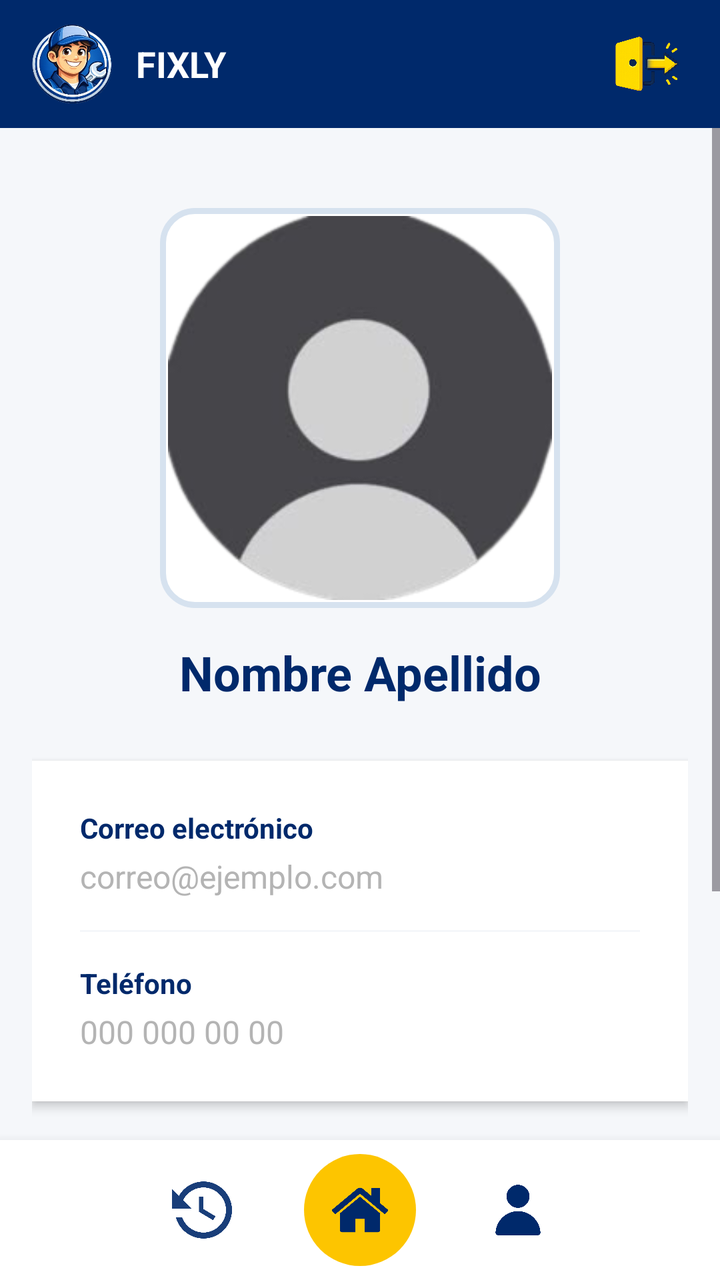
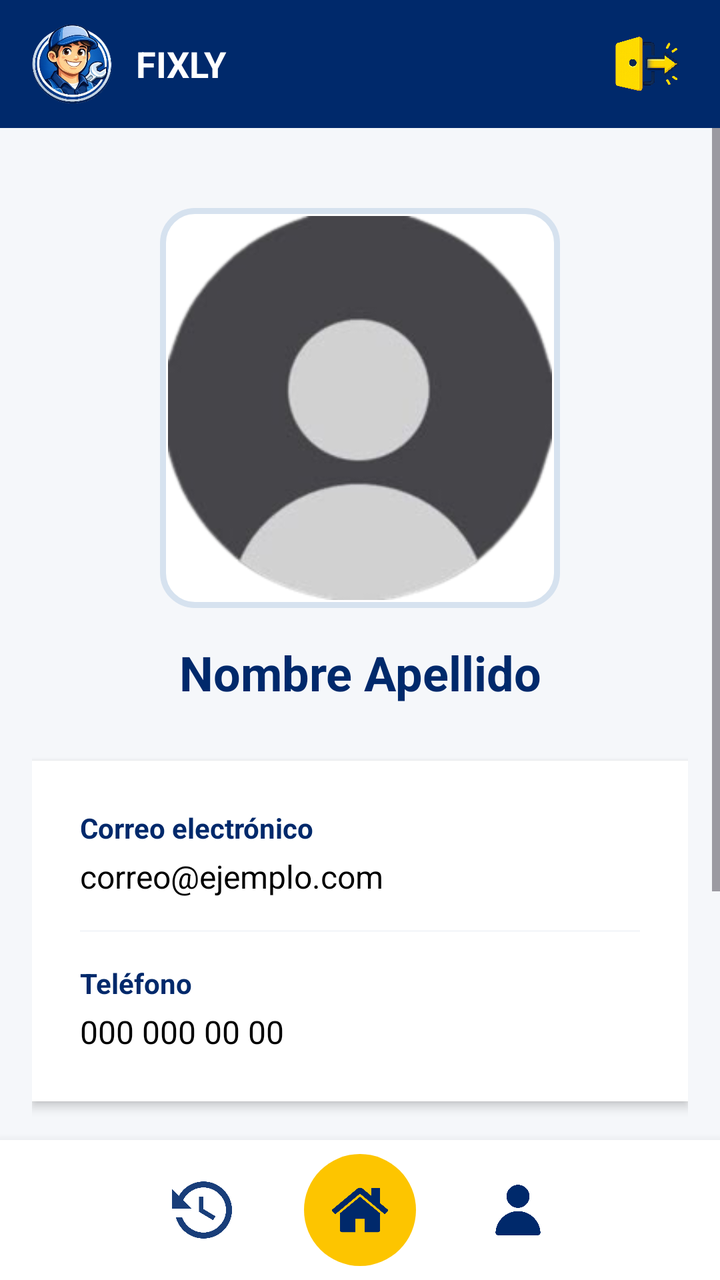

Two renders of the same Android screen: before a commit and after it. Below are the layout's source before the change and the commit's diff.
<!-- AndroidManifest.xml: application theme Theme.Fixly -->
<!-- res/layout/perfil_cliente.xml -->
<?xml version="1.0" encoding="utf-8"?>
<LinearLayout
    xmlns:android="http://schemas.android.com/apk/res/android"
    xmlns:app="http://schemas.android.com/apk/res-auto"
    android:id="@+id/main"
    android:layout_width="match_parent"
    android:layout_height="match_parent"
    android:orientation="vertical"
    android:background="@color/gris_fondo">

    <include layout="@layout/header"/>

    <ScrollView
        android:layout_width="match_parent"
        android:layout_height="0dp"
        android:layout_weight="1"
        android:fillViewport="true">

        <LinearLayout
            android:id="@+id/contenedor_contenido_perfil"
            android:layout_width="match_parent"
            android:layout_height="wrap_content"
            android:orientation="vertical"
            android:padding="16dp">

            <FrameLayout
                android:layout_width="200dp"
                android:layout_height="200dp"
                android:layout_gravity="center"
                android:background="@drawable/fondo_imagen_redondeada_perfil"
                android:padding="4dp"
                android:layout_marginTop="24dp">

                <ImageView
                    android:id="@+id/imagen_perfil_cliente"
                    android:layout_width="match_parent"
                    android:layout_height="match_parent"
                    android:scaleType="centerCrop"
                    android:background="@drawable/imagen_redondeada"
                    android:clipToOutline="true"
                    android:src="@drawable/ic_usuario_placeholder"/>
            </FrameLayout>

            
            <TextView
                android:id="@+id/texto_nombre_cliente"
                android:layout_width="match_parent"
                android:layout_height="wrap_content"
                android:text="Nombre Apellido"
                android:textStyle="bold"
                android:textSize="24sp"
                android:textColor="@color/azul_fixly"
                android:gravity="center"
                android:layout_marginTop="16dp"
                android:layout_marginBottom="28dp"/>

            
            <LinearLayout
                android:layout_width="match_parent"
                android:layout_height="wrap_content"
                android:orientation="vertical"
                android:background="@android:color/white"
                android:elevation="3dp"
                android:padding="8dp">

                
                <LinearLayout
                    android:layout_width="match_parent"
                    android:layout_height="wrap_content"
                    android:orientation="vertical"
                    android:padding="16dp">

                    <TextView
                        android:layout_width="wrap_content"
                        android:layout_height="wrap_content"
                        android:text="Correo electrónico"
                        android:textStyle="bold"
                        android:textColor="@color/azul_fixly"
                        android:textSize="14sp"/>

                    <TextView
                        android:id="@+id/texto_correo_cliente"
                        android:layout_width="wrap_content"
                        android:layout_height="wrap_content"
                        android:text="correo@ejemplo.com"
                        android:textSize="16sp"
                        android:textColor="@color/gris_texto"
                        android:layout_marginTop="4dp"/>
                </LinearLayout>

                
                <View
                    android:layout_width="match_parent"
                    android:layout_height="1dp"
                    android:background="@color/gris_fondo"
                    android:layout_marginHorizontal="16dp"/>

                
                <LinearLayout
                    android:layout_width="match_parent"
                    android:layout_height="wrap_content"
                    android:orientation="vertical"
                    android:padding="16dp">

                    <TextView
                        android:layout_width="wrap_content"
                        android:layout_height="wrap_content"
                        android:text="Teléfono"
                        android:textStyle="bold"
                        android:textColor="@color/azul_fixly"
                        android:textSize="14sp"/>

                    <TextView
                        android:id="@+id/texto_telefono_cliente"
                        android:layout_width="wrap_content"
                        android:layout_height="wrap_content"
                        android:text="000 000 00 00"
                        android:textSize="16sp"
                        android:textColor="@color/gris_texto"
                        android:layout_marginTop="4dp"/>
                </LinearLayout>

            </LinearLayout>

            <com.google.android.material.button.MaterialButton
                android:id="@+id/boton_editar_perfil_cliente"
                android:layout_width="match_parent"
                android:layout_height="wrap_content"
                android:layout_marginTop="32dp"
                android:backgroundTint="@color/azul_claro_fixly"
                android:text="Editar Perfil"
                android:textAllCaps="false"
                android:textColor="@color/azul_fixly"
                android:textStyle="bold"
                app:cornerRadius="0dp" />


            <com.google.android.material.button.MaterialButton
                android:id="@+id/boton_cambiar_contraseña_perfil_cliente"
                android:layout_width="match_parent"
                android:layout_height="wrap_content"
                android:layout_marginTop="16dp"
                android:layout_marginBottom="24dp"
                android:backgroundTint="@color/azul_claro_fixly"
                android:text="Cambiar contraseña"
                android:textAllCaps="false"
                android:textColor="@color/azul_fixly"
                android:textStyle="bold"
                app:cornerRadius="0dp" />

        </LinearLayout>

    </ScrollView>

    <include layout="@layout/bottom_nav"/>

</LinearLayout>
<!-- res/layout/header.xml (included above) -->
<?xml version="1.0" encoding="utf-8"?>
<LinearLayout xmlns:android="http://schemas.android.com/apk/res/android"
    xmlns:app="http://schemas.android.com/apk/res-auto"
    android:id="@+id/header_container"
    android:layout_width="match_parent"
    android:layout_height="64dp"
    android:background="@color/azul_fixly"
    android:gravity="center_vertical"
    android:paddingHorizontal="16dp"
    android:orientation="horizontal">

    <ImageView
        android:layout_width="40dp"
        android:layout_height="40dp"
        android:scaleType="fitCenter"
        android:src="@drawable/logo" />

    <TextView
        android:layout_width="0dp"
        android:layout_height="wrap_content"
        android:layout_marginStart="12dp"
        android:layout_weight="1"
        android:text="FIXLY"
        android:textColor="@android:color/white"
        android:textSize="18sp"
        android:textStyle="bold" />

    <ImageView
        android:id="@+id/imageView"
        android:layout_width="40dp"
        android:layout_height="40dp"
        app:srcCompat="@drawable/ic_cerrar_sesion" />

</LinearLayout>
<!-- res/layout/bottom_nav.xml (included above) -->
<?xml version="1.0" encoding="utf-8"?>
<LinearLayout xmlns:android="http://schemas.android.com/apk/res/android"
    xmlns:app="http://schemas.android.com/apk/res-auto"
    android:id="@+id/bottom_container"
    android:layout_width="match_parent"
    android:layout_height="70dp"
    android:background="@android:color/white"
    android:elevation="8dp"
    android:gravity="center"
    android:orientation="horizontal">

    <ImageView
        android:id="@+id/historial_barra_navegacion"
        android:layout_width="30dp"
        android:layout_height="30dp"
        android:src="@drawable/icono_solicitudes"
        android:tint="#00296b" />

    <FrameLayout
        android:id="@+id/home_barra_navegacion"
        android:layout_width="56dp"
        android:layout_height="56dp"
        android:layout_marginHorizontal="36dp"
        android:background="@drawable/bg_home">

        <ImageView
            android:layout_width="28dp"
            android:layout_height="28dp"
            android:layout_gravity="center"
            android:src="@drawable/icono_home"
            app:tint="#00296b" />
    </FrameLayout>

    <ImageView
        android:id="@+id/perfil_barra_navegacion"
        android:layout_width="30dp"
        android:layout_height="30dp"
        android:src="@drawable/icono_usuario"
        app:tint="#00296b" />

</LinearLayout>
<!-- resources referenced by this layout -->
<resources>
  <color name="azul_claro_fixly">#d6e2ef</color>
  <color name="azul_fixly">#00296b</color>
  <color name="gris_fondo">#f5f7fa</color>
  <color name="gris_texto">#b4b4b4</color>
  <!-- drawable bg_home (drawable) -->
  <?xml version="1.0" encoding="utf-8"?>
  <shape xmlns:android="http://schemas.android.com/apk/res/android"
      android:shape="oval">
      <solid android:color="#fdc500"/>
  </shape>
  <!-- drawable fondo_imagen_redondeada_perfil (drawable) -->
  <shape xmlns:android="http://schemas.android.com/apk/res/android">
      <solid android:color="#FFFFFF"/>
  
      <stroke
          android:width="3dp"
          android:color="@color/azul_claro_fixly"/>
  
      <corners android:radius="16dp"/>
  </shape>
  <!-- drawable ic_cerrar_sesion: png bitmap (drawable, 236120 bytes) -->
  <!-- drawable ic_usuario_placeholder: png bitmap (drawable, 23337 bytes) -->
  <!-- drawable icono_home: png bitmap (drawable, 9640 bytes) -->
  <!-- drawable icono_solicitudes: png bitmap (drawable, 14988 bytes) -->
  <!-- drawable icono_usuario: png bitmap (drawable, 6687 bytes) -->
  <!-- drawable imagen_redondeada (drawable) -->
  <shape xmlns:android="http://schemas.android.com/apk/res/android">
      <corners android:radius="12dp"/>
      <solid android:color="#FFFFFF"/>
  </shape>
  <!-- drawable logo: png bitmap (drawable, 142083 bytes) -->
  <style name="Theme.Fixly" parent="Base.Theme.Fixly" />
  <style name="Base.Theme.Fixly" parent="Theme.Material3.DayNight.NoActionBar">
          
          
      </style>
</resources>

<!-- the commit's change to res/layout/perfil_cliente.xml (unified diff, before → after) -->
@@ -84,7 +84,7 @@
                         android:layout_height="wrap_content"
                         android:text="correo@ejemplo.com"
                         android:textSize="16sp"
-                        android:textColor="@color/gris_texto"
+                        android:textColor="@color/black"
                         android:layout_marginTop="4dp"/>
                 </LinearLayout>
 
@@ -116,7 +116,7 @@
                         android:layout_height="wrap_content"
                         android:text="000 000 00 00"
                         android:textSize="16sp"
-                        android:textColor="@color/gris_texto"
+                        android:textColor="@color/black"
                         android:layout_marginTop="4dp"/>
                 </LinearLayout>
 
<!-- resource entries referenced after the edit -->
@@ -2,8 +2,8 @@
 <resources>
   <color name="azul_claro_fixly">#d6e2ef</color>
   <color name="azul_fixly">#00296b</color>
+  <color name="black">#FF000000</color>
   <color name="gris_fondo">#f5f7fa</color>
-  <color name="gris_texto">#b4b4b4</color>
   <!-- drawable bg_home (drawable) -->
   <?xml version="1.0" encoding="utf-8"?>
   <shape xmlns:android="http://schemas.android.com/apk/res/android"
